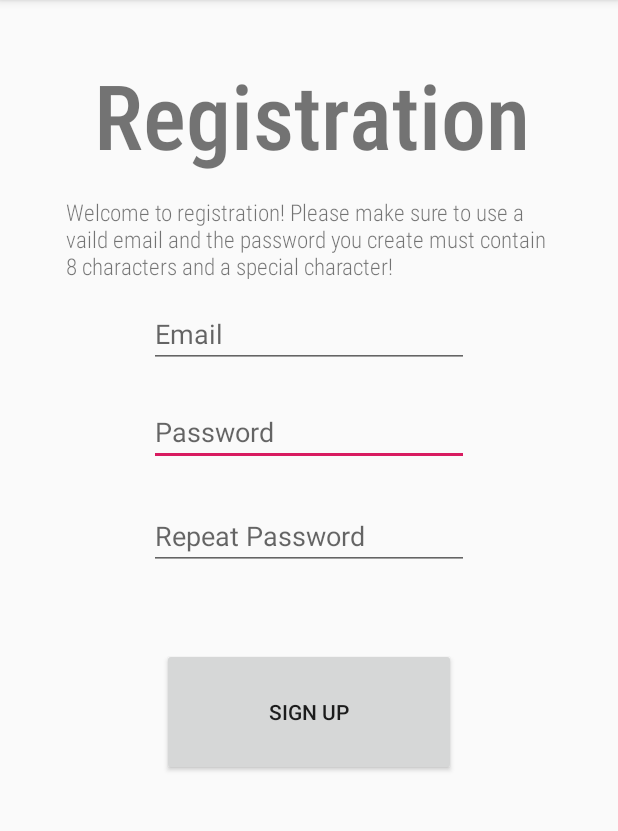
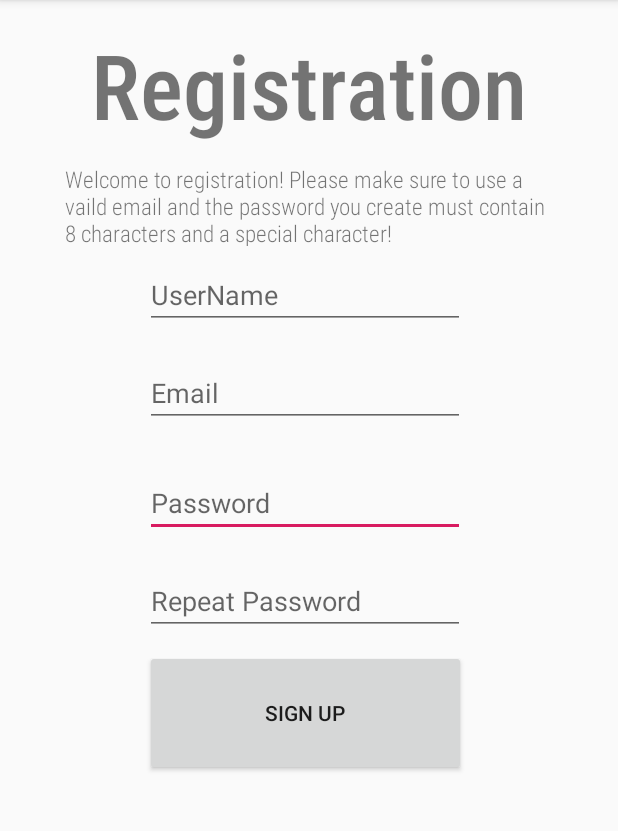
Before and after one commit to ideed/ClanManager, an Android app: the RegisterActivity screen opened directly, with no data from a screen before it, on a phone screen of 412 x 824 dp, the part 84-915 px from its top. Run offline under Robolectric (Android 15) with nearby library versions, the phone set to English and light mode, and no system bars; our stand-ins replace Firebase (no records; nobody signed in at launch, a user with empty details on screens opened directly).

Commit message:
Main Menu Updated + Started Database Basics

```diff
--- a/app/src/main/java/com/example/clanmanager/RegisterActivity.java
+++ b/app/src/main/java/com/example/clanmanager/RegisterActivity.java
@@ -17,14 +17,18 @@ import com.google.android.gms.tasks.Task;
 import com.google.firebase.auth.AuthResult;
 import com.google.firebase.auth.FirebaseAuth;
 import com.google.firebase.auth.FirebaseUser;
+import com.google.firebase.database.DatabaseReference;
+import com.google.firebase.database.FirebaseDatabase;
 
 public class RegisterActivity extends AppCompatActivity {
     private EditText userEmail;
     private EditText userPassword;
     private EditText userRepeatPassword;
+    private EditText userName;
     private Button signUp;
     private FirebaseAuth mAuth;
     private ProgressBar progressBar;
+    private DatabaseReference userInfo;
     @Override
     protected void onCreate(Bundle savedInstanceState) {
         super.onCreate(savedInstanceState);
@@ -34,16 +38,19 @@ public class RegisterActivity extends AppCompatActivity {
         userPassword = (EditText)findViewById(R.id.passwordText);
         userRepeatPassword = (EditText)findViewById(R.id.RPasswordText);
         signUp = (Button)findViewById(R.id.btnSignUp);
+        userName = (EditText)findViewById(R.id.userNameText);
         mAuth = FirebaseAuth.getInstance();
         progressBar = (ProgressBar) findViewById(R.id.progressBar);
+        userInfo = FirebaseDatabase.getInstance().getReference("users");
         signUp.setOnClickListener(new View.OnClickListener() {
             @Override
             public void onClick(View view) {
-                String email = userEmail.getText().toString().trim();
+                final String userId = userName.getText().toString().trim();
+                final String email = userEmail.getText().toString().trim();
                 final String password = userPassword.getText().toString().trim();
                 String repeatPassword = userRepeatPassword.getText().toString().trim();
 
-                if(TextUtils.isEmpty(email)||TextUtils.isEmpty(password)||TextUtils.isEmpty(repeatPassword)){
+                if(TextUtils.isEmpty(email)||TextUtils.isEmpty(password)||TextUtils.isEmpty(repeatPassword)||TextUtils.isEmpty(userId)){
                     Toast.makeText(RegisterActivity.this,"Please fill in all fields.",Toast.LENGTH_SHORT).show();
                     return;
                 }
@@ -55,18 +62,18 @@ public class RegisterActivity extends AppCompatActivity {
                         public void onComplete(@NonNull Task<AuthResult> task) {
                             progressBar.setVisibility(View.GONE);
                             if(task.isSuccessful()){
+                                User user = new User(userId, email, password);
+                                userInfo.child(userId).setValue(user);
                                 Toast.makeText(RegisterActivity.this,"User Created. Please check email to verify.",Toast.LENGTH_SHORT).show();
                                 sendEmail();
                                 startActivity(new Intent(getApplicationContext(),MainActivity.class));
                             }else{
                                 Toast.makeText(RegisterActivity.this,"Error ! "+task.getException().getMessage(),Toast.LENGTH_SHORT).show();
-                                return;
                             }
                         }
                     });
                 } else{
                     userPassword.setError("Please ensure that the passwords match and it is greater than 8 characters and contains a special character.");
-                    return;
                 }
             }
         });
--- a/app/src/main/res/layout/activity_register.xml
+++ b/app/src/main/res/layout/activity_register.xml
@@ -6,8 +6,42 @@
     android:layout_height="match_parent"
     tools:context=".RegisterActivity">
 
+    <TextView
+        android:id="@+id/textView3"
+        android:layout_width="wrap_content"
+        android:layout_height="wrap_content"
+        android:layout_marginStart="178dp"
+        android:layout_marginLeft="178dp"
+        android:layout_marginTop="16dp"
+        android:layout_marginEnd="174dp"
+        android:layout_marginRight="174dp"
+        android:fontFamily="sans-serif-condensed-medium"
+        android:text="Registration"
+        android:textSize="60sp"
+        app:layout_constraintEnd_toEndOf="parent"
+        app:layout_constraintHorizontal_bias="0.51"
+        app:layout_constraintStart_toStartOf="parent"
+        app:layout_constraintTop_toTopOf="parent" />
+
     <EditText
         android:id="@+id/passwordText"
+        android:layout_width="wrap_content"
+        android:layout_height="wrap_content"
+        android:layout_marginStart="107dp"
+        android:layout_marginLeft="107dp"
+        android:layout_marginTop="28dp"
+        android:layout_marginEnd="107dp"
+        android:layout_marginRight="107dp"
+        android:ems="10"
+        android:hint="Password"
+        android:inputType="textPassword"
+        app:layout_constraintEnd_toEndOf="parent"
+        app:layout_constraintHorizontal_bias="0.687"
+        app:layout_constraintStart_toStartOf="parent"
+        app:layout_constraintTop_toBottomOf="@+id/emailText" />
+
+    <EditText
+        android:id="@+id/RPasswordText"
         android:layout_width="wrap_content"
         android:layout_height="wrap_content"
         android:layout_marginStart="107dp"
@@ -16,11 +50,60 @@
         android:layout_marginEnd="107dp"
         android:layout_marginRight="107dp"
         android:ems="10"
-        android:hint="Password"
+        android:hint="Repeat Password"
         android:inputType="textPassword"
         app:layout_constraintEnd_toEndOf="parent"
+        app:layout_constraintHorizontal_bias="0.687"
         app:layout_constraintStart_toStartOf="parent"
-        app:layout_constraintTop_toBottomOf="@+id/emailText" />
+        app:layout_constraintTop_toBottomOf="@+id/passwordText" />
+
+    <Button
+        android:id="@+id/btnSignUp"
+        android:layout_width="214dp"
+        android:layout_height="84dp"
+        android:layout_marginStart="107dp"
+        android:layout_marginLeft="107dp"
+        android:layout_marginTop="10dp"
+        android:layout_marginEnd="107dp"
+        android:layout_marginRight="107dp"
+        android:text="Sign Up"
+        app:layout_constraintEnd_toEndOf="parent"
+        app:layout_constraintHorizontal_bias="0.647"
+        app:layout_constraintStart_toStartOf="parent"
+        app:layout_constraintTop_toBottomOf="@+id/RPasswordText" />
+
+    <EditText
+        android:id="@+id/userNameText"
+        android:layout_width="wrap_content"
+        android:layout_height="wrap_content"
+        android:layout_marginStart="107dp"
+        android:layout_marginLeft="107dp"
+        android:layout_marginTop="10dp"
+        android:layout_marginEnd="107dp"
+        android:layout_marginRight="107dp"
+        android:ems="10"
+        android:hint="UserName"
+        android:inputType="textPersonName"
+        app:layout_constraintEnd_toEndOf="parent"
+        app:layout_constraintHorizontal_bias="0.68"
+        app:layout_constraintStart_toStartOf="parent"
+        app:layout_constraintTop_toBottomOf="@+id/textView4" />
+
+    <ProgressBar
+        android:id="@+id/progressBar"
+        style="?android:attr/progressBarStyle"
+        android:layout_width="79dp"
+        android:layout_height="67dp"
+        android:layout_marginStart="142dp"
+        android:layout_marginLeft="142dp"
+        android:layout_marginTop="6dp"
+        android:layout_marginEnd="142dp"
+        android:layout_marginRight="142dp"
+        android:visibility="invisible"
+        app:layout_constraintEnd_toEndOf="parent"
+        app:layout_constraintHorizontal_bias="0.509"
+        app:layout_constraintStart_toStartOf="parent"
+        app:layout_constraintTop_toBottomOf="@+id/btnSignUp" />
 
     <EditText
         android:id="@+id/emailText"
@@ -28,77 +111,16 @@
         android:layout_height="wrap_content"
         android:layout_marginStart="107dp"
         android:layout_marginLeft="107dp"
-        android:layout_marginTop="200dp"
+        android:layout_marginTop="20dp"
         android:layout_marginEnd="107dp"
         android:layout_marginRight="107dp"
         android:ems="10"
         android:hint="Email"
         android:inputType="textEmailAddress"
         app:layout_constraintEnd_toEndOf="parent"
+        app:layout_constraintHorizontal_bias="0.687"
         app:layout_constraintStart_toStartOf="parent"
-        app:layout_constraintTop_toTopOf="parent" />
-
-    <EditText
-        android:id="@+id/RPasswordText"
-        android:layout_width="wrap_content"
-        android:layout_height="wrap_content"
-        android:layout_marginStart="107dp"
-        android:layout_marginLeft="107dp"
-        android:layout_marginTop="24dp"
-        android:layout_marginEnd="107dp"
-        android:layout_marginRight="107dp"
-        android:ems="10"
-        android:hint="Repeat Password"
-        android:inputType="textPassword"
-        app:layout_constraintEnd_toEndOf="parent"
-        app:layout_constraintStart_toStartOf="parent"
-        app:layout_constraintTop_toBottomOf="@+id/passwordText" />
-
-    <Button
-        android:id="@+id/btnSignUp"
-        android:layout_width="196dp"
-        android:layout_height="85dp"
-        android:layout_marginStart="107dp"
-        android:layout_marginLeft="107dp"
-        android:layout_marginTop="52dp"
-        android:layout_marginEnd="107dp"
-        android:layout_marginRight="107dp"
-        android:text="Sign Up"
-        app:layout_constraintEnd_toEndOf="parent"
-        app:layout_constraintStart_toStartOf="parent"
-        app:layout_constraintTop_toBottomOf="@+id/RPasswordText" />
-
-    <ProgressBar
-        android:id="@+id/progressBar"
-        style="?android:attr/progressBarStyle"
-        android:layout_width="121dp"
-        android:layout_height="122dp"
-        android:layout_marginStart="142dp"
-        android:layout_marginLeft="142dp"
-        android:layout_marginTop="24dp"
-        android:layout_marginEnd="142dp"
-        android:layout_marginRight="142dp"
-        android:visibility="invisible"
-        app:layout_constraintEnd_toEndOf="parent"
-        app:layout_constraintHorizontal_bias="0.0"
-        app:layout_constraintStart_toStartOf="parent"
-        app:layout_constraintTop_toBottomOf="@+id/btnSignUp" />
-
-    <TextView
-        android:id="@+id/textView3"
-        android:layout_width="wrap_content"
-        android:layout_height="wrap_content"
-        android:layout_marginStart="178dp"
-        android:layout_marginLeft="178dp"
-        android:layout_marginTop="36dp"
-        android:layout_marginEnd="174dp"
-        android:layout_marginRight="174dp"
-        android:fontFamily="sans-serif-condensed-medium"
-        android:text="Registration"
-        android:textSize="60sp"
-        app:layout_constraintEnd_toEndOf="parent"
-        app:layout_constraintStart_toStartOf="parent"
-        app:layout_constraintTop_toTopOf="parent" />
+        app:layout_constraintTop_toBottomOf="@+id/userNameText" />
 
     <TextView
         android:id="@+id/textView4"
@@ -106,13 +128,14 @@
         android:layout_height="55dp"
         android:layout_marginStart="43dp"
         android:layout_marginLeft="43dp"
-        android:layout_marginTop="14dp"
+        android:layout_marginTop="12dp"
         android:layout_marginEnd="44dp"
         android:layout_marginRight="44dp"
         android:fontFamily="sans-serif-condensed-light"
         android:text="Welcome to registration! Please make sure to use a vaild email and the password you create must contain 8 characters and a special character!"
         android:textSize="15sp"
         app:layout_constraintEnd_toEndOf="parent"
+        app:layout_constraintHorizontal_bias="0.0"
         app:layout_constraintStart_toStartOf="parent"
         app:layout_constraintTop_toBottomOf="@+id/textView3" />
 
```
Also changed, not shown: app/src/main/java/com/example/clanmanager/Clan.java (added, +31 -0 lines), app/src/main/java/com/example/clanmanager/ClanActivity.java (+94 -24 lines), app/src/main/java/com/example/clanmanager/User.java (added, +30 -0 lines), app/src/main/res/layout/activity_clan.xml (+28 -6 lines).
